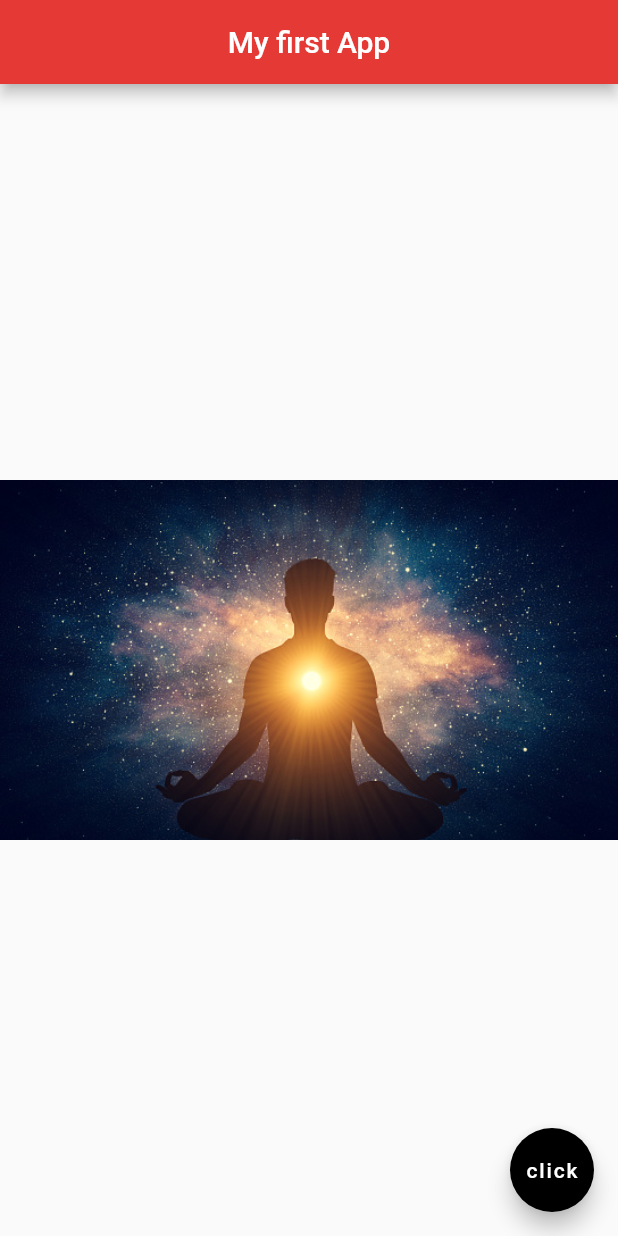
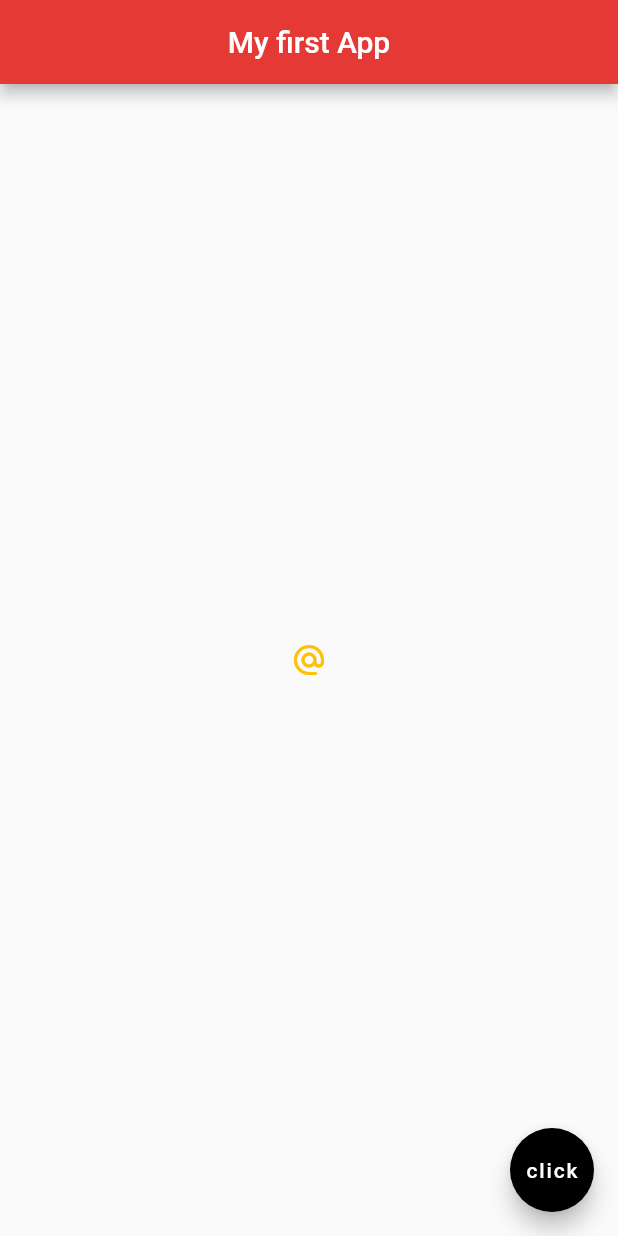
Before and after one commit to Vikash620404/practice_app, a Flutter app: the screen it shows after launch, on a phone screen of 412 x 824 dp. Run offline on Flutter 3.47's test engine with Material 2 defaults, Android fonts, the phone set to English and light mode, and no system bars.

Commit message:
Completed Video 5

```diff
--- a/lib/main.dart
+++ b/lib/main.dart
@@ -1,7 +1,7 @@
 import 'package:flutter/material.dart';
 
 void main() {
-  runApp(MaterialApp(home:Home()));
+  runApp(MaterialApp(home: Home()));
 }
 
 class Home extends StatelessWidget {
@@ -14,14 +14,26 @@ class Home extends StatelessWidget {
         appBar: AppBar(
           title: Text(
             "My first App",
-
           ),
           centerTitle: true,
           backgroundColor: Colors.red[600],
         ),
         body: Center(
-          child: Image.asset('assets/image1.jpg'),
+          child: IconButton(
+            onPressed: () {
+              print('You clicked me');
+            },
+            icon: Icon(Icons.alternate_email),
+            color: Colors.amber,
+          ),
+          // RaisedButton.icon(
+          // onPressed: () {
 
+          // },
+          // icon:Icon(Icons.mail) ,
+          // label: Text('mail me'),
+          // color: Colors.amber,
+          // ),
         ),
         floatingActionButton: FloatingActionButton(
           onPressed:
```
